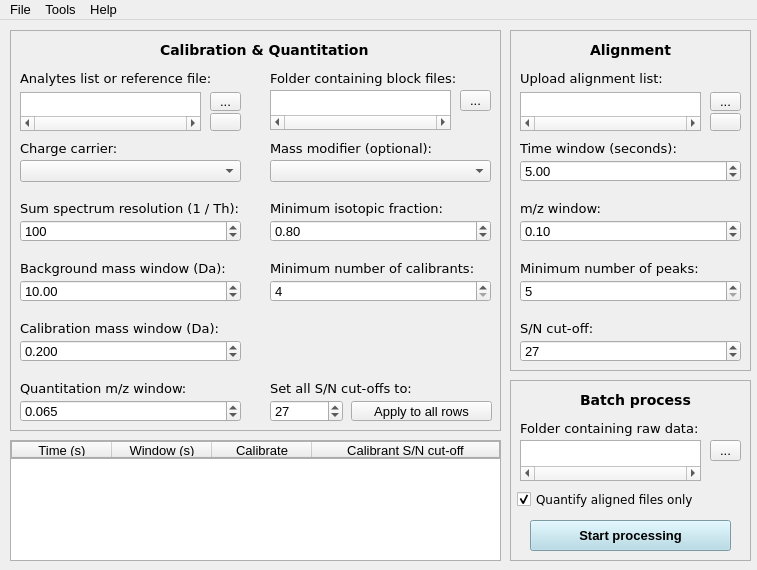
This is sweet_suite/gui/qtdesigner_files/gui_main.ui in stainawarijar/SweetSuite as Qt 5 draws it before an edit. The edited form follows.
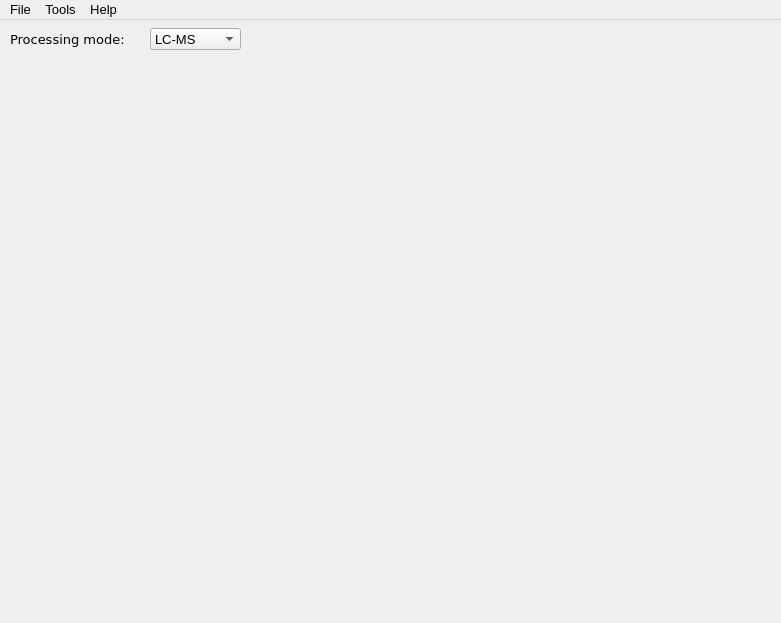
This is the edited form.

Commit message: Place LC-MS and MS-only GUI settings in a separate file from the main window. Add interactive drop-down for mode selection.

```diff
--- a/sweet_suite/gui/qtdesigner_files/gui_main.ui
+++ b/sweet_suite/gui/qtdesigner_files/gui_main.ui
@@ -6,8 +6,8 @@
    <rect>
     <x>0</x>
     <y>0</y>
-    <width>757</width>
-    <height>570</height>
+    <width>781</width>
+    <height>623</height>
    </rect>
   </property>
   <property name="sizePolicy">
@@ -29,1041 +29,70 @@
    <string notr="true">* {
     font-family: 'DejaVu Sans';
     font-size: 10pt; 
-}
-
-#frame_calibration_quantitation {
-    border: 1px solid #b0b0b0;
-}
-
-#frame_alignment {
-    border: 1px solid #b0b0b0;
-}
-
-#frame_batch_process {
-    border: 1px solid #b0b0b0;
-}
-
-QListWidget {
-    border: 1px solid #b0b0b0;
 }</string>
   </property>
   <widget class="QWidget" name="centralwidget">
-   <widget class="QFrame" name="frame_alignment">
+   <widget class="QComboBox" name="comboBox_processing_mode">
     <property name="geometry">
      <rect>
-      <x>510</x>
-      <y>10</y>
-      <width>241</width>
-      <height>341</height>
+      <x>150</x>
+      <y>8</y>
+      <width>91</width>
+      <height>22</height>
      </rect>
     </property>
-    <property name="frameShape">
-     <enum>QFrame::StyledPanel</enum>
-    </property>
-    <property name="frameShadow">
-     <enum>QFrame::Raised</enum>
-    </property>
-    <widget class="QLabel" name="label_alignment_list">
-     <property name="geometry">
-      <rect>
-       <x>10</x>
-       <y>40</y>
-       <width>221</width>
-       <height>16</height>
-      </rect>
-     </property>
-     <property name="font">
-      <font>
-       <family>DejaVu Sans</family>
-       <pointsize>10</pointsize>
-      </font>
-     </property>
+    <item>
      <property name="text">
-      <string>Upload alignment list:</string>
+      <string>LC-MS</string>
      </property>
-    </widget>
-    <widget class="QLabel" name="label_alignment">
-     <property name="geometry">
-      <rect>
-       <x>80</x>
-       <y>10</y>
-       <width>101</width>
-       <height>20</height>
-      </rect>
-     </property>
-     <property name="font">
-      <font>
-       <family>DejaVu Sans</family>
-       <pointsize>11</pointsize>
-       <weight>75</weight>
-       <bold>true</bold>
-      </font>
-     </property>
-     <property name="styleSheet">
-      <string notr="true">font-weight: bold;
-font-size: 10.5pt</string>
-     </property>
+    </item>
+    <item>
      <property name="text">
-      <string>Alignment</string>
+      <string>MS-only</string>
      </property>
-    </widget>
-    <widget class="QToolButton" name="open_alignment_list">
-     <property name="geometry">
-      <rect>
-       <x>200</x>
-       <y>62</y>
-       <width>31</width>
-       <height>19</height>
-      </rect>
-     </property>
-     <property name="sizePolicy">
-      <sizepolicy hsizetype="Fixed" vsizetype="Maximum">
-       <horstretch>0</horstretch>
-       <verstretch>0</verstretch>
-      </sizepolicy>
-     </property>
-     <property name="styleSheet">
-      <string notr="true"/>
-     </property>
+    </item>
+    <item>
      <property name="text">
-      <string>...</string>
+      <string>LC-FLD</string>
      </property>
-    </widget>
-    <widget class="QListWidget" name="path_alignment_list">
-     <property name="geometry">
-      <rect>
-       <x>10</x>
-       <y>62</y>
-       <width>181</width>
-       <height>39</height>
-      </rect>
-     </property>
-     <property name="styleSheet">
-      <string notr="true">font-size: 9pt;</string>
-     </property>
-     <property name="horizontalScrollBarPolicy">
-      <enum>Qt::ScrollBarAlwaysOn</enum>
-     </property>
-     <property name="editTriggers">
-      <set>QAbstractItemView::DoubleClicked</set>
-     </property>
-     <property name="alternatingRowColors">
-      <bool>true</bool>
-     </property>
-    </widget>
-    <widget class="QLabel" name="label_alignment_time_window">
-     <property name="geometry">
-      <rect>
-       <x>10</x>
-       <y>110</y>
-       <width>201</width>
-       <height>16</height>
-      </rect>
-     </property>
-     <property name="font">
-      <font>
-       <family>DejaVu Sans</family>
-       <pointsize>10</pointsize>
-      </font>
-     </property>
-     <property name="text">
-      <string>Time window (seconds):</string>
-     </property>
-    </widget>
-    <widget class="QDoubleSpinBox" name="alignment_time_window">
-     <property name="geometry">
-      <rect>
-       <x>10</x>
-       <y>130</y>
-       <width>221</width>
-       <height>22</height>
-      </rect>
-     </property>
-     <property name="value">
-      <double>5.000000000000000</double>
-     </property>
-    </widget>
-    <widget class="QLabel" name="label_alignment_mz_window">
-     <property name="geometry">
-      <rect>
-       <x>10</x>
-       <y>170</y>
-       <width>201</width>
-       <height>16</height>
-      </rect>
-     </property>
-     <property name="font">
-      <font>
-       <family>DejaVu Sans</family>
-       <pointsize>10</pointsize>
-       <italic>false</italic>
-      </font>
-     </property>
-     <property name="text">
-      <string>m/z window:</string>
-     </property>
-    </widget>
-    <widget class="QDoubleSpinBox" name="alignment_mz_window">
-     <property name="geometry">
-      <rect>
-       <x>10</x>
-       <y>190</y>
-       <width>221</width>
-       <height>22</height>
-      </rect>
-     </property>
-     <property name="singleStep">
-      <double>0.050000000000000</double>
-     </property>
-     <property name="value">
-      <double>0.100000000000000</double>
-     </property>
-    </widget>
-    <widget class="QSpinBox" name="alignment_min_peaks">
-     <property name="geometry">
-      <rect>
-       <x>10</x>
-       <y>250</y>
-       <width>221</width>
-       <height>22</height>
-      </rect>
-     </property>
-     <property name="minimum">
-      <number>5</number>
-     </property>
-     <property name="value">
-      <number>5</number>
-     </property>
-    </widget>
-    <widget class="QLabel" name="label_alignment_sn_cutoff">
-     <property name="geometry">
-      <rect>
-       <x>10</x>
-       <y>290</y>
-       <width>201</width>
-       <height>16</height>
-      </rect>
-     </property>
-     <property name="font">
-      <font>
-       <family>DejaVu Sans</family>
-       <pointsize>10</pointsize>
-       <italic>false</italic>
-      </font>
-     </property>
-     <property name="text">
-      <string>S/N cut-off:</string>
-     </property>
-    </widget>
-    <widget class="QLabel" name="label_alignment_min_peak">
-     <property name="geometry">
-      <rect>
-       <x>10</x>
-       <y>230</y>
-       <width>211</width>
-       <height>16</height>
-      </rect>
-     </property>
-     <property name="font">
-      <font>
-       <family>DejaVu Sans</family>
-       <pointsize>10</pointsize>
-       <italic>false</italic>
-      </font>
-     </property>
-     <property name="text">
-      <string>Minimum number of peaks:</string>
-     </property>
-    </widget>
-    <widget class="QSpinBox" name="alignment_sn_cutoff">
-     <property name="geometry">
-      <rect>
-       <x>10</x>
-       <y>310</y>
-       <width>221</width>
-       <height>22</height>
-      </rect>
-     </property>
-     <property name="minimum">
-      <number>0</number>
-     </property>
-     <property name="maximum">
-      <number>9999</number>
-     </property>
-     <property name="value">
-      <number>27</number>
-     </property>
-    </widget>
-    <widget class="QPushButton" name="pushButton_delete_alignment">
-     <property name="geometry">
-      <rect>
-       <x>200</x>
-       <y>83</y>
-       <width>31</width>
-       <height>18</height>
-      </rect>
-     </property>
-     <property name="text">
-      <string/>
-     </property>
-    </widget>
+    </item>
    </widget>
-   <widget class="QFrame" name="frame_calibration_quantitation">
+   <widget class="QLabel" name="label_processing_mode">
     <property name="geometry">
      <rect>
       <x>10</x>
-      <y>10</y>
-      <width>491</width>
-      <height>401</height>
+      <y>8</y>
+      <width>121</width>
+      <height>22</height>
      </rect>
     </property>
-    <property name="frameShape">
-     <enum>QFrame::StyledPanel</enum>
+    <property name="font">
+     <font>
+      <family>DejaVu Sans</family>
+      <pointsize>10</pointsize>
+     </font>
     </property>
-    <property name="frameShadow">
-     <enum>QFrame::Raised</enum>
+    <property name="text">
+     <string>Processing mode:</string>
     </property>
-    <property name="lineWidth">
-     <number>1</number>
-    </property>
-    <widget class="QLabel" name="label_calibration_quantitation">
-     <property name="geometry">
-      <rect>
-       <x>150</x>
-       <y>10</y>
-       <width>221</width>
-       <height>20</height>
-      </rect>
-     </property>
-     <property name="font">
-      <font>
-       <family>DejaVu Sans</family>
-       <pointsize>11</pointsize>
-       <weight>75</weight>
-       <bold>true</bold>
-      </font>
-     </property>
-     <property name="styleSheet">
-      <string notr="true">font-weight: bold;
-font-size: 10.5pt</string>
-     </property>
-     <property name="text">
-      <string>Calibration &amp; Quantitation</string>
-     </property>
-    </widget>
-    <widget class="QLabel" name="label_analytes_list">
-     <property name="geometry">
-      <rect>
-       <x>10</x>
-       <y>40</y>
-       <width>221</width>
-       <height>16</height>
-      </rect>
-     </property>
-     <property name="font">
-      <font>
-       <family>DejaVu Sans</family>
-       <pointsize>10</pointsize>
-      </font>
-     </property>
-     <property name="text">
-      <string>Analytes list or reference file:</string>
-     </property>
-    </widget>
-    <widget class="QToolButton" name="open_analytes_list">
-     <property name="geometry">
-      <rect>
-       <x>200</x>
-       <y>62</y>
-       <width>31</width>
-       <height>19</height>
-      </rect>
-     </property>
-     <property name="styleSheet">
-      <string notr="true"/>
-     </property>
-     <property name="text">
-      <string>...</string>
-     </property>
-    </widget>
-    <widget class="QLabel" name="label_resolution">
-     <property name="geometry">
-      <rect>
-       <x>10</x>
-       <y>170</y>
-       <width>241</width>
-       <height>16</height>
-      </rect>
-     </property>
-     <property name="font">
-      <font>
-       <family>DejaVu Sans</family>
-       <pointsize>10</pointsize>
-      </font>
-     </property>
-     <property name="text">
-      <string>Sum spectrum resolution (1 / Th):</string>
-     </property>
-    </widget>
-    <widget class="QSpinBox" name="sum_spectrum_resolution">
-     <property name="geometry">
-      <rect>
-       <x>10</x>
-       <y>190</y>
-       <width>221</width>
-       <height>22</height>
-      </rect>
-     </property>
-     <property name="minimum">
-      <number>1</number>
-     </property>
-     <property name="maximum">
-      <number>1000</number>
-     </property>
-     <property name="value">
-      <number>100</number>
-     </property>
-    </widget>
-    <widget class="QLabel" name="label_background_mass_window">
-     <property name="geometry">
-      <rect>
-       <x>10</x>
-       <y>230</y>
-       <width>231</width>
-       <height>16</height>
-      </rect>
-     </property>
-     <property name="font">
-      <font>
-       <family>DejaVu Sans</family>
-       <pointsize>10</pointsize>
-       <italic>false</italic>
-      </font>
-     </property>
-     <property name="text">
-      <string>Background mass window (Da):</string>
-     </property>
-    </widget>
-    <widget class="QDoubleSpinBox" name="background_mass_window">
-     <property name="geometry">
-      <rect>
-       <x>10</x>
-       <y>250</y>
-       <width>221</width>
-       <height>22</height>
-      </rect>
-     </property>
-     <property name="maximum">
-      <double>100.000000000000000</double>
-     </property>
-     <property name="value">
-      <double>10.000000000000000</double>
-     </property>
-    </widget>
-    <widget class="QDoubleSpinBox" name="calibration_mass_window">
-     <property name="geometry">
-      <rect>
-       <x>10</x>
-       <y>310</y>
-       <width>221</width>
-       <height>22</height>
-      </rect>
-     </property>
-     <property name="decimals">
-      <number>3</number>
-     </property>
-     <property name="maximum">
-      <double>100.000000000000000</double>
-     </property>
-     <property name="singleStep">
-      <double>0.010000000000000</double>
-     </property>
-     <property name="value">
-      <double>0.200000000000000</double>
-     </property>
-    </widget>
-    <widget class="QLabel" name="label_calibration_mass_window">
-     <property name="geometry">
-      <rect>
-       <x>10</x>
-       <y>290</y>
-       <width>221</width>
-       <height>16</height>
-      </rect>
-     </property>
-     <property name="font">
-      <font>
-       <family>DejaVu Sans</family>
-       <pointsize>10</pointsize>
-       <italic>false</italic>
-      </font>
-     </property>
-     <property name="text">
-      <string>Calibration mass window (Da):</string>
-     </property>
-    </widget>
-    <widget class="QLabel" name="label_quantitation_mz_window">
-     <property name="geometry">
-      <rect>
-       <x>10</x>
-       <y>350</y>
-       <width>221</width>
-       <height>16</height>
-      </rect>
-     </property>
-     <property name="font">
-      <font>
-       <family>DejaVu Sans</family>
-       <pointsize>10</pointsize>
-       <italic>false</italic>
-      </font>
-     </property>
-     <property name="text">
-      <string>Quantitation m/z window:</string>
-     </property>
-    </widget>
-    <widget class="QDoubleSpinBox" name="quantitation_mz_window">
-     <property name="geometry">
-      <rect>
-       <x>10</x>
-       <y>370</y>
-       <width>221</width>
-       <height>22</height>
-      </rect>
-     </property>
-     <property name="decimals">
-      <number>3</number>
-     </property>
-     <property name="maximum">
-      <double>100.000000000000000</double>
-     </property>
-     <property name="singleStep">
-      <double>0.005000000000000</double>
-     </property>
-     <property name="value">
-      <double>0.065000000000000</double>
-     </property>
-    </widget>
-    <widget class="QSpinBox" name="min_calibrant_number">
-     <property name="geometry">
-      <rect>
-       <x>260</x>
-       <y>250</y>
-       <width>221</width>
-       <height>22</height>
-      </rect>
-     </property>
-     <property name="minimum">
-      <number>4</number>
-     </property>
-     <property name="value">
-      <number>4</number>
-     </property>
-    </widget>
-    <widget class="QLabel" name="label_min_calibrants">
-     <property name="geometry">
-      <rect>
-       <x>260</x>
-       <y>230</y>
-       <width>221</width>
-       <height>16</height>
-      </rect>
-     </property>
-     <property name="font">
-      <font>
-       <family>DejaVu Sans</family>
-       <pointsize>10</pointsize>
-      </font>
-     </property>
-     <property name="text">
-      <string>Minimum number of calibrants:</string>
-     </property>
-    </widget>
-    <widget class="QSpinBox" name="calibrant_sn_cutoff">
-     <property name="geometry">
-      <rect>
-       <x>260</x>
-       <y>370</y>
-       <width>73</width>
-       <height>22</height>
-      </rect>
-     </property>
-     <property name="minimum">
-      <number>0</number>
-     </property>
-     <property name="maximum">
-      <number>9999</number>
-     </property>
-     <property name="value">
-      <number>27</number>
-     </property>
-    </widget>
-    <widget class="QLabel" name="label_calibrant_sn_cutoff">
-     <property name="geometry">
-      <rect>
-       <x>260</x>
-       <y>350</y>
-       <width>171</width>
-       <height>16</height>
-      </rect>
-     </property>
-     <property name="font">
-      <font>
-       <family>DejaVu Sans</family>
-       <pointsize>10</pointsize>
-      </font>
-     </property>
-     <property name="text">
-      <string>Set all S/N cut-offs to:</string>
-     </property>
-    </widget>
-    <widget class="QLabel" name="label_isotopic_fraction">
-     <property name="geometry">
-      <rect>
-       <x>260</x>
-       <y>170</y>
-       <width>211</width>
-       <height>16</height>
-      </rect>
-     </property>
-     <property name="font">
-      <font>
-       <family>DejaVu Sans</family>
-       <pointsize>10</pointsize>
-       <italic>false</italic>
-      </font>
-     </property>
-     <property name="text">
-      <string>Minimum isotopic fraction:</string>
-     </property>
-    </widget>
-    <widget class="QDoubleSpinBox" name="min_isotopic_fraction">
-     <property name="geometry">
-      <rect>
-       <x>260</x>
-       <y>190</y>
-       <width>221</width>
-       <height>22</height>
-      </rect>
-     </property>
-     <property name="minimum">
-      <double>0.100000000000000</double>
-     </property>
-     <property name="maximum">
-      <double>0.950000000000000</double>
-     </property>
-     <property name="singleStep">
-      <double>0.010000000000000</double>
-     </property>
-     <property name="value">
-      <double>0.800000000000000</double>
-     </property>
-    </widget>
-    <widget class="QLabel" name="label_path_blocks">
-     <property name="geometry">
-      <rect>
-       <x>260</x>
-       <y>40</y>
-       <width>221</width>
-       <height>16</height>
-      </rect>
-     </property>
-     <property name="font">
-      <font>
-       <family>DejaVu Sans</family>
-       <pointsize>10</pointsize>
-       <italic>false</italic>
-      </font>
-     </property>
-     <property name="styleSheet">
-      <string notr="true"/>
-     </property>
-     <property name="text">
-      <string>Folder containing block files:</string>
-     </property>
-    </widget>
-    <widget class="QListWidget" name="path_blocks">
-     <property name="geometry">
-      <rect>
-       <x>260</x>
-       <y>60</y>
-       <width>181</width>
-       <height>40</height>
-      </rect>
-     </property>
-     <property name="styleSheet">
-      <string notr="true">font-size: 9pt;</string>
-     </property>
-     <property name="horizontalScrollBarPolicy">
-      <enum>Qt::ScrollBarAlwaysOn</enum>
-     </property>
-     <property name="editTriggers">
-      <set>QAbstractItemView::DoubleClicked</set>
-     </property>
-     <property name="alternatingRowColors">
-      <bool>true</bool>
-     </property>
-    </widget>
-    <widget class="QToolButton" name="open_blocks_folder">
-     <property name="geometry">
-      <rect>
-       <x>450</x>
-       <y>60</y>
-       <width>31</width>
-       <height>21</height>
-      </rect>
-     </property>
-     <property name="styleSheet">
-      <string notr="true"/>
-     </property>
-     <property name="text">
-      <string>...</string>
-     </property>
-    </widget>
-    <widget class="QLabel" name="label_charge_carrier">
-     <property name="geometry">
-      <rect>
-       <x>10</x>
-       <y>110</y>
-       <width>211</width>
-       <height>16</height>
-      </rect>
-     </property>
-     <property name="font">
-      <font>
-       <family>DejaVu Sans</family>
-       <pointsize>10</pointsize>
-      </font>
-     </property>
-     <property name="text">
-      <string>Charge carrier:</string>
-     </property>
-    </widget>
-    <widget class="QListWidget" name="path_analytes_list">
-     <property name="geometry">
-      <rect>
-       <x>10</x>
-       <y>62</y>
-       <width>181</width>
-       <height>39</height>
-      </rect>
-     </property>
-     <property name="styleSheet">
-      <string notr="true">font-size: 9pt;</string>
-     </property>
-     <property name="horizontalScrollBarPolicy">
-      <enum>Qt::ScrollBarAlwaysOn</enum>
-     </property>
-     <property name="editTriggers">
-      <set>QAbstractItemView::DoubleClicked</set>
-     </property>
-     <property name="alternatingRowColors">
-      <bool>true</bool>
-     </property>
-    </widget>
-    <widget class="QPushButton" name="pushButton_apply_sn">
-     <property name="geometry">
-      <rect>
-       <x>341</x>
-       <y>371</y>
-       <width>141</width>
-       <height>20</height>
-      </rect>
-     </property>
-     <property name="toolTip">
-      <string/>
-     </property>
-     <property name="statusTip">
-      <string/>
-     </property>
-     <property name="styleSheet">
-      <string notr="true"/>
-     </property>
-     <property name="text">
-      <string>Apply to all rows</string>
-     </property>
-    </widget>
-    <widget class="QPushButton" name="pushButton_delete_analytes">
-     <property name="geometry">
-      <rect>
-       <x>200</x>
-       <y>83</y>
-       <width>31</width>
-       <height>18</height>
-      </rect>
-     </property>
-     <property name="text">
-      <string/>
-     </property>
-    </widget>
-    <widget class="QComboBox" name="comboBox_charge_carrier">
-     <property name="geometry">
-      <rect>
-       <x>10</x>
-       <y>130</y>
-       <width>221</width>
-       <height>22</height>
-      </rect>
-     </property>
-    </widget>
-    <widget class="QLabel" name="label_mass_modifier">
-     <property name="geometry">
-      <rect>
-       <x>260</x>
-       <y>110</y>
-       <width>211</width>
-       <height>16</height>
-      </rect>
-     </property>
-     <property name="font">
-      <font>
-       <family>DejaVu Sans</family>
-       <pointsize>10</pointsize>
-      </font>
-     </property>
-     <property name="text">
-      <string>Mass modifier (optional):</string>
-     </property>
-    </widget>
-    <widget class="QComboBox" name="comboBox_mass_modifier">
-     <property name="geometry">
-      <rect>
-       <x>260</x>
-       <y>130</y>
-       <width>221</width>
-       <height>22</height>
-      </rect>
-     </property>
-    </widget>
    </widget>
-   <widget class="QFrame" name="frame_batch_process">
+   <widget class="QStackedWidget" name="stackedWidget">
     <property name="geometry">
      <rect>
-      <x>510</x>
-      <y>360</y>
-      <width>241</width>
-      <height>181</height>
-     </rect>
-    </property>
-    <property name="frameShape">
-     <enum>QFrame::StyledPanel</enum>
-    </property>
-    <property name="frameShadow">
-     <enum>QFrame::Raised</enum>
-    </property>
-    <widget class="QLabel" name="label_mzxml">
-     <property name="geometry">
-      <rect>
-       <x>10</x>
-       <y>40</y>
-       <width>211</width>
-       <height>16</height>
-      </rect>
-     </property>
-     <property name="font">
-      <font>
-       <family>DejaVu Sans</family>
-       <pointsize>10</pointsize>
-      </font>
-     </property>
-     <property name="text">
-      <string>Folder containing raw data:</string>
-     </property>
-    </widget>
-    <widget class="QListWidget" name="path_mzxml">
-     <property name="geometry">
-      <rect>
-       <x>10</x>
-       <y>60</y>
-       <width>181</width>
-       <height>41</height>
-      </rect>
-     </property>
-     <property name="styleSheet">
-      <string notr="true">font-size: 9pt;</string>
-     </property>
-     <property name="horizontalScrollBarPolicy">
-      <enum>Qt::ScrollBarAlwaysOn</enum>
-     </property>
-     <property name="editTriggers">
-      <set>QAbstractItemView::DoubleClicked</set>
-     </property>
-     <property name="alternatingRowColors">
-      <bool>true</bool>
-     </property>
-    </widget>
-    <widget class="QToolButton" name="open_mzxml_path">
-     <property name="geometry">
-      <rect>
-       <x>200</x>
-       <y>60</y>
-       <width>31</width>
-       <height>21</height>
-      </rect>
-     </property>
-     <property name="styleSheet">
-      <string notr="true"/>
-     </property>
-     <property name="text">
-      <string>...</string>
-     </property>
-    </widget>
-    <widget class="QPushButton" name="pushButton_start_processing">
-     <property name="geometry">
-      <rect>
-       <x>20</x>
-       <y>140</y>
-       <width>201</width>
-       <height>31</height>
-      </rect>
-     </property>
-     <property name="styleSheet">
-      <string notr="true">background-color: lightblue;
-color: black;
-font-size: 10pt;
-font-weight: bold;</string>
-     </property>
-     <property name="text">
-      <string>Start processing</string>
-     </property>
-    </widget>
-    <widget class="QCheckBox" name="quantify_aligned">
-     <property name="geometry">
-      <rect>
-       <x>7</x>
-       <y>110</y>
-       <width>231</width>
-       <height>18</height>
-      </rect>
-     </property>
-     <property name="font">
-      <font>
-       <family>DejaVu Sans</family>
-       <pointsize>9</pointsize>
-      </font>
-     </property>
-     <property name="styleSheet">
-      <string notr="true">font-size: 9pt</string>
-     </property>
-     <property name="text">
-      <string>Quantify aligned files only</string>
-     </property>
-     <property name="checked">
-      <bool>true</bool>
-     </property>
-    </widget>
-    <widget class="QLabel" name="label_batch_process">
-     <property name="geometry">
-      <rect>
-       <x>70</x>
-       <y>10</y>
-       <width>121</width>
-       <height>20</height>
-      </rect>
-     </property>
-     <property name="font">
-      <font>
-       <family>DejaVu Sans</family>
-       <pointsize>11</pointsize>
-       <weight>75</weight>
-       <bold>true</bold>
-      </font>
-     </property>
-     <property name="styleSheet">
-      <string notr="true">font-weight: bold;
-font-size: 10.5pt</string>
-     </property>
-     <property name="text">
-      <string>Batch process</string>
-     </property>
-    </widget>
-   </widget>
-   <widget class="QTableWidget" name="tableWidget_calibration">
-    <property name="geometry">
-     <rect>
       <x>10</x>
-      <y>420</y>
-      <width>491</width>
-      <height>121</height>
+      <y>40</y>
+      <width>761</width>
+      <height>551</height>
      </rect>
     </property>
     <property name="styleSheet">
-     <string notr="true">font-family: 'DejaVu Sans';
-
-border: 1px solid #b0b0b0;
-</string>
+     <string notr="true"/>
     </property>
-    <property name="sizeAdjustPolicy">
-     <enum>QAbstractScrollArea::AdjustIgnored</enum>
+    <property name="currentIndex">
+     <number>0</number>
     </property>
-    <property name="editTriggers">
-     <set>QAbstractItemView::AnyKeyPressed</set>
-    </property>
-    <property name="alternatingRowColors">
-     <bool>false</bool>
-    </property>
-    <property name="sortingEnabled">
-     <bool>false</bool>
-    </property>
-    <attribute name="horizontalHeaderStretchLastSection">
-     <bool>true</bool>
-    </attribute>
-    <column>
-     <property name="text">
-      <string>Time (s)</string>
-     </property>
-     <property name="font">
-      <font>
-       <weight>50</weight>
-       <bold>false</bold>
-      </font>
-     </property>
-     <property name="textAlignment">
-      <set>AlignCenter</set>
-     </property>
-    </column>
-    <column>
-     <property name="text">
-      <string>Window (s)</string>
-     </property>
-     <property name="font">
-      <font>
-       <weight>50</weight>
-       <bold>false</bold>
-      </font>
-     </property>
-     <property name="textAlignment">
-      <set>AlignCenter</set>
-     </property>
-    </column>
-    <column>
-     <property name="text">
-      <string>Calibrate</string>
-     </property>
-     <property name="font">
-      <font>
-       <weight>50</weight>
-       <bold>false</bold>
-      </font>
-     </property>
-     <property name="textAlignment">
-      <set>AlignCenter</set>
-     </property>
-    </column>
-    <column>
-     <property name="text">
-      <string>Calibrant S/N cut-off</string>
-     </property>
-     <property name="font">
-      <font>
-       <weight>50</weight>
-       <bold>false</bold>
-      </font>
-     </property>
-     <property name="textAlignment">
-      <set>AlignCenter</set>
-     </property>
-    </column>
+    <widget class="QWidget" name="page"/>
+    <widget class="QWidget" name="page_2"/>
    </widget>
   </widget>
   <widget class="QMenuBar" name="menuBar">
@@ -1071,7 +100,7 @@
     <rect>
      <x>0</x>
      <y>0</y>
-     <width>757</width>
+     <width>781</width>
      <height>22</height>
     </rect>
    </property>
```
The commit also changes 7 other files.
